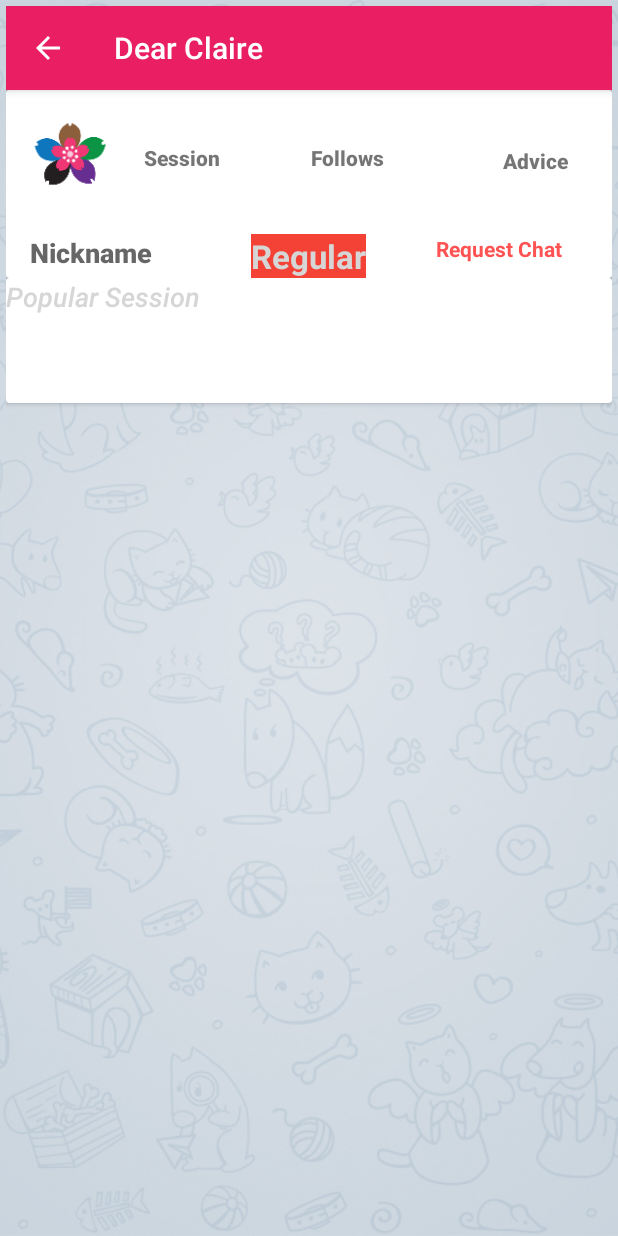
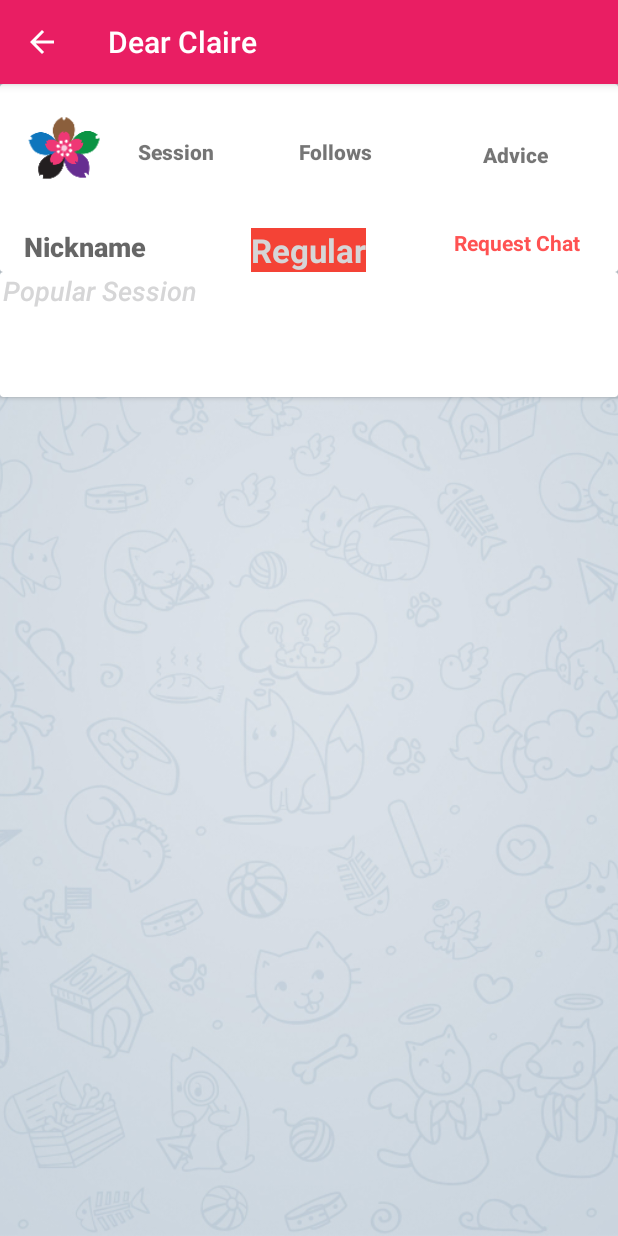
Before and after one commit to billachusim/DearClaire, an Android app: the fragment GuestEgoFragment placed in its activity, on a phone screen of 412 x 824 dp. Run offline under Robolectric (Android 15) with nearby library versions, the light colour scheme and no system bars; our stand-ins replace Firebase (no records; nobody signed in at launch, a user with empty details on screens opened directly), Timber, data binding; libraries missing offline, so code that uses them is left out: androidx.emoji.text, cn.nekocode.badge, com.crashlytics.android, io.fabric.sdk, io.multimoon.colorful and 1 more; plain views replace EmojiTextView; pictures from the network do not load; 39 statements that could not run were skipped.

Commit message:
Further improvement to last commit

```diff
--- a/app/src/main/res/layout/fragment_guest_ego.xml
+++ b/app/src/main/res/layout/fragment_guest_ego.xml
@@ -73,13 +73,12 @@
             android:layout_width="match_parent"
             android:layout_height="match_parent"
             android:orientation="vertical"
-            android:layout_margin="4dp"
             tools:context=".ui.geustego.GuestEgoFragment">
 
 
             <include
                 android:id="@+id/appBar"
-                layout="@layout/layout_app_bar" />
+                layout="@layout/layout_app_bar"/>
 
             <androidx.cardview.widget.CardView
                 android:layout_width="match_parent"
@@ -178,7 +177,7 @@
                             android:layout_width="0dp"
                             android:layout_height="wrap_content"
                             android:layout_margin="4dp"
-                            android:layout_weight="1"
+                            android:layout_weight="1.3"
                             app:layout_constraintStart_toEndOf="@id/user_avartar">
 
                             <TextView
@@ -250,8 +249,8 @@
                             android:layout_alignParentEnd="true"
                             android:layout_toEndOf="@+id/user_type_text_view"
                             android:gravity="center_horizontal"
-                            android:layout_marginStart="30dp"
-                            android:layout_marginEnd="16dp"
+                            android:layout_marginStart="46dp"
+                            android:layout_marginEnd="12dp"
                             android:text="@string/request_chat"
                             android:textAppearance="?android:textAppearance"
                             android:textColor="@color/theme_accent"
@@ -275,6 +274,7 @@
                         android:layout_width="match_parent"
                         android:layout_height="wrap_content"
                         android:gravity="start"
+                        android:paddingHorizontal="2dp"
                         android:text="@string/best_session"
                         android:textAppearance="?android:textAppearanceMedium"
                         android:textColor="@color/white"
@@ -302,6 +302,7 @@
                         android:layout_height="wrap_content"
                         android:ellipsize="end"
                         android:gravity="start"
+                        android:paddingHorizontal="2dp"
                         android:maxLines="3"
                         android:padding="2dp"
                         android:text="@{bestSession.message}"
```
Also changed, not shown: app/src/main/res/layout/fragment_ego.xml (+2 -6 lines).
